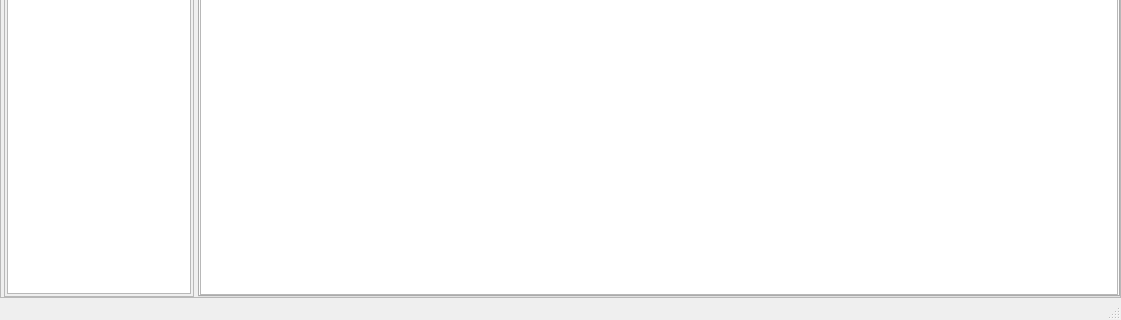
Old version of the form Assets/PoB_Main_Window.ui in the repository PathOfBuildingCommunity/PathOfBuilding-Python; both pictures show x 0 to 1121 and y 484 to 804 of the 1121 by 804 pixel window.
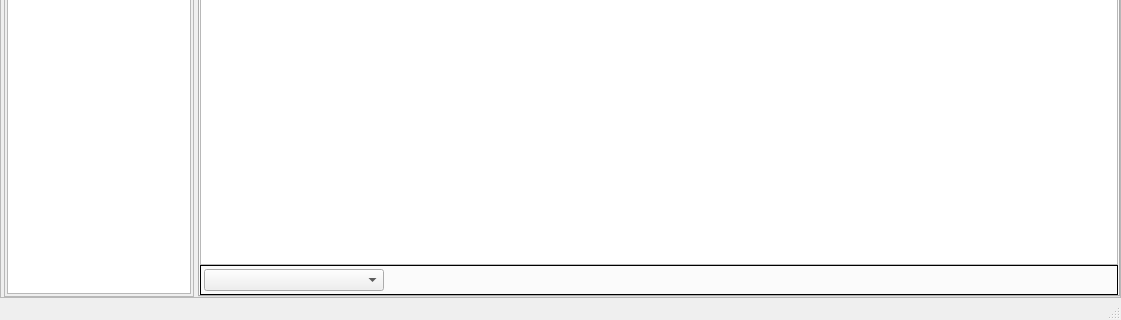
New version of the form. The open tabs and pages were chosen to show the change. Icons and pictures are not drawn.

Commit message: succesfully used replaceWidget. FlowLayout failed. Got more assets on screen. Can't get them in the right place. Need to process groups first so that nodes that rely on the groups x,y can use it - and do it in Tree() not TreeView().

Diff of the .ui file:
```diff
--- a/Assets/PoB_Main_Window.ui
+++ b/Assets/PoB_Main_Window.ui
@@ -423,8 +423,8 @@
            </property>
            <property name="minimumSize">
             <size>
-             <width>0</width>
-             <height>0</height>
+             <width>910</width>
+             <height>655</height>
             </size>
            </property>
            <property name="accessibleName">
@@ -437,6 +437,12 @@
             <number>1</number>
            </property>
            <widget class="QWidget" name="tabTree">
+            <property name="minimumSize">
+             <size>
+              <width>0</width>
+              <height>0</height>
+             </size>
+            </property>
             <attribute name="title">
              <string>&amp;Tree</string>
             </attribute>
@@ -457,7 +463,46 @@
               <number>0</number>
              </property>
              <item>
-              <widget class="QGraphicsView" name="graphicsView_PlaceHolder"/>
+              <layout class="QVBoxLayout" name="vLayout_tabTree">
+               <property name="spacing">
+                <number>0</number>
+               </property>
+               <item>
+                <widget class="QGraphicsView" name="graphicsView_PlaceHolder"/>
+               </item>
+               <item>
+                <widget class="QFrame" name="frame_TreeTools">
+                 <property name="minimumSize">
+                  <size>
+                   <width>0</width>
+                   <height>30</height>
+                  </size>
+                 </property>
+                 <property name="styleSheet">
+                  <string notr="true"/>
+                 </property>
+                 <property name="frameShape">
+                  <enum>QFrame::Box</enum>
+                 </property>
+                 <widget class="QComboBox" name="comboTrees">
+                  <property name="geometry">
+                   <rect>
+                    <x>4</x>
+                    <y>4</y>
+                    <width>180</width>
+                    <height>22</height>
+                   </rect>
+                  </property>
+                  <property name="minimumSize">
+                   <size>
+                    <width>180</width>
+                    <height>0</height>
+                   </size>
+                  </property>
+                 </widget>
+                </widget>
+               </item>
+              </layout>
              </item>
             </layout>
            </widget>
```
Left out of the diff: 70 changed lines with no effect on the pictures. The commit also changes 10 other files.
